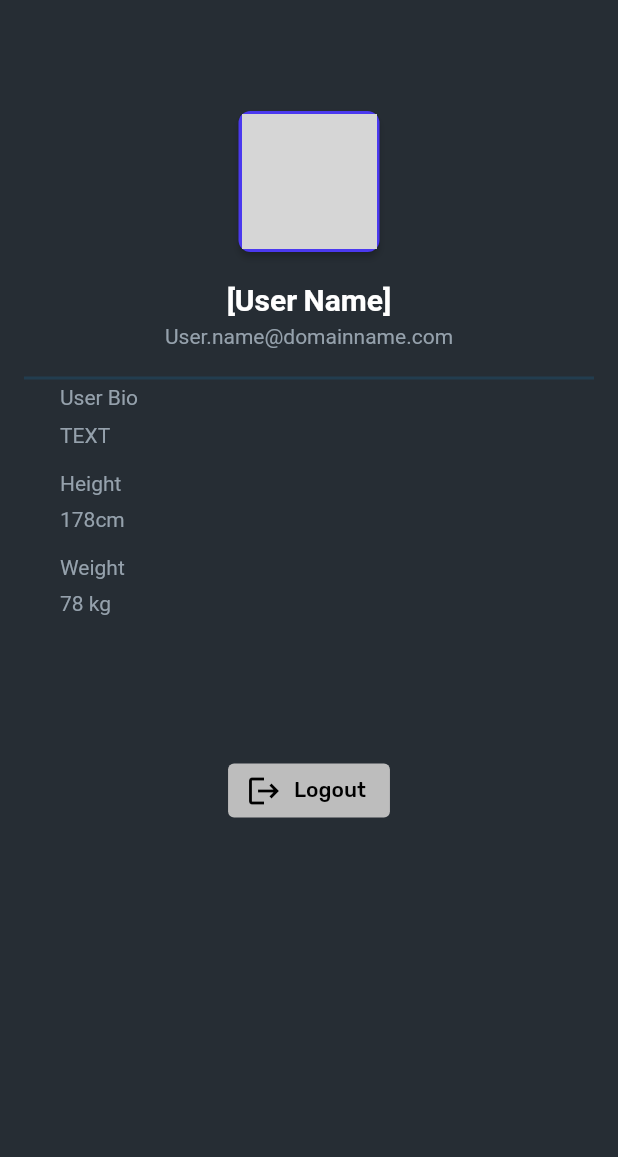
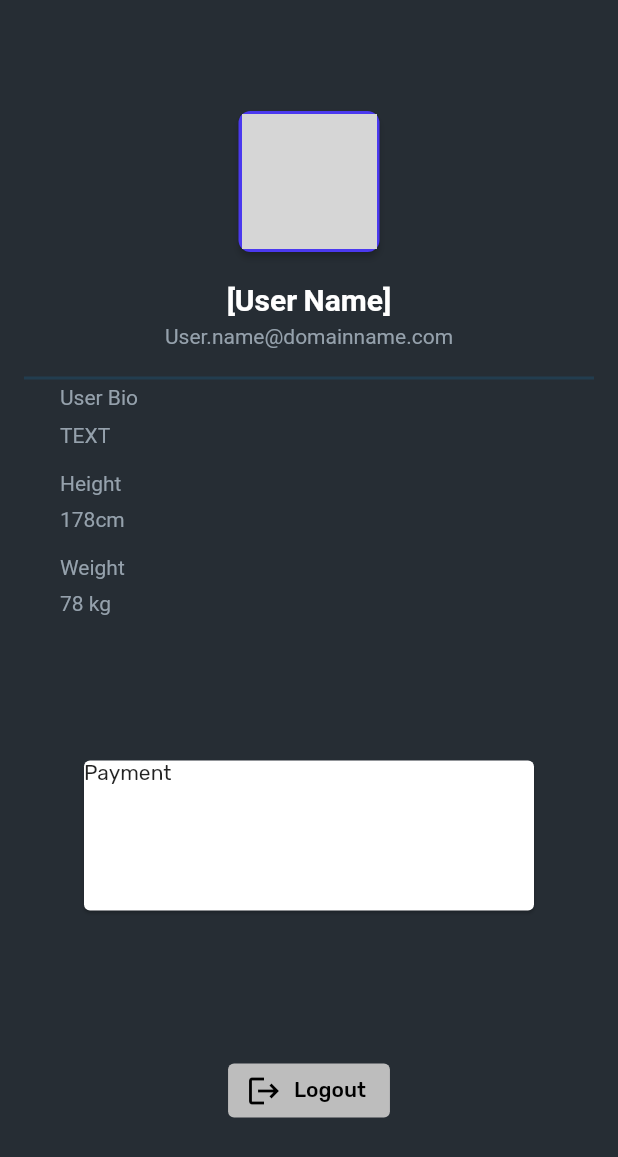
Before and after one commit to jokev106/Calowrie, a Flutter app: the MyAccount screen opened directly, on a phone screen of 412 x 824 dp. Shown: the top 1157 px of the screen. Run offline on Flutter 3.47's test engine with Material 2 defaults, Android fonts, the phone set to English and light mode, and no system bars; our stand-ins replace animated_bottom_navigation_bar, cloud_firestore, email_validator, equatable, firebase_auth, firebase_core and 6 more; accounts and stored records are empty; Roboto replaces fonts that are missing (Lexend Deca); grey boxes are pictures that could not be loaded.

Commit message:
Payment card

```diff
--- a/lib/views/pages/account.dart
+++ b/lib/views/pages/account.dart
@@ -227,6 +227,21 @@ class _MyAccountState extends State<MyAccount> {
               ),
             ),
             Padding(
+                padding: const EdgeInsetsDirectional.fromSTEB(16, 80, 16, 12),
+                child: Card(
+                  child: InkWell(
+                    splashColor: Colors.blue.withAlpha(30),
+                    onTap: () {
+                      debugPrint('Card tapped');
+                    },
+                    child: const SizedBox(
+                      width: 300,
+                      height: 100,
+                      child: Text('Payment'),
+                    ),
+                  ),
+                )),
+            Padding(
               padding: const EdgeInsetsDirectional.fromSTEB(16, 80, 16, 12),
               child: ElevatedButton.icon(
                   onPressed: () async {
```
